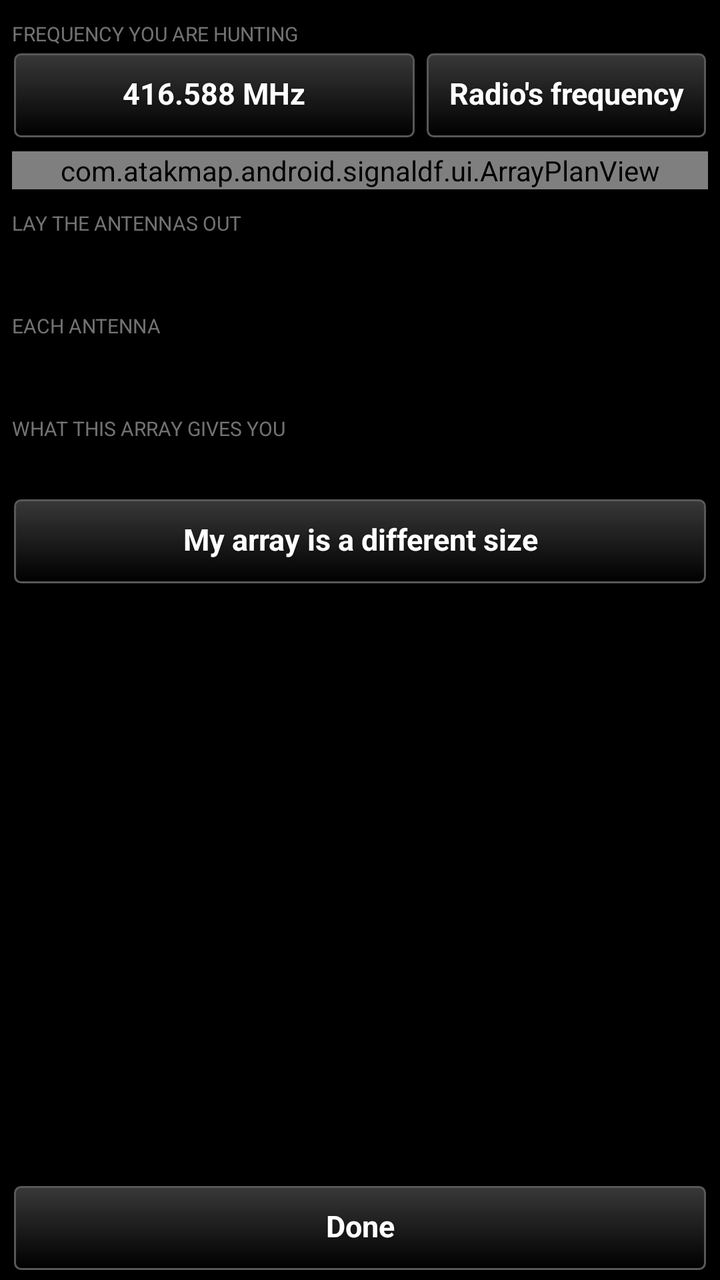
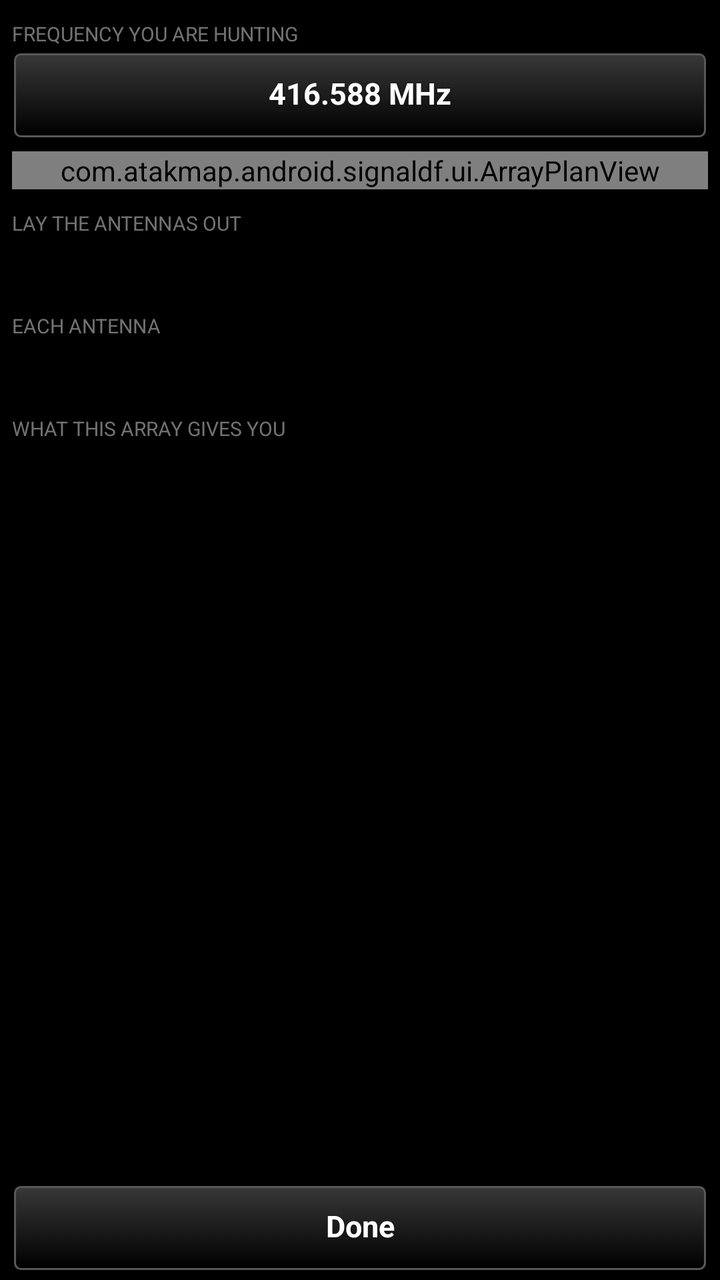

The first picture is an Android layout as it rendered before a commit; the second is the same layout after the commit. The layout source and the unified diff follow.
<!-- AndroidManifest.xml: application theme AppTheme -->
<!-- res/layout/array_calc.xml -->
<?xml version="1.0" encoding="utf-8"?>
<LinearLayout xmlns:android="http://schemas.android.com/apk/res/android"
    android:layout_width="match_parent"
    android:layout_height="match_parent"
    android:orientation="vertical"
    android:paddingLeft="6dp"
    android:paddingRight="6dp">

    <ScrollView
        android:layout_width="match_parent"
        android:layout_height="0dp"
        android:layout_weight="1"
        android:fadeScrollbars="false">

        <LinearLayout
            android:layout_width="match_parent"
            android:layout_height="wrap_content"
            android:orientation="vertical">

            <TextView
                style="@style/SectionHeading"
                android:text="Frequency you are hunting" />

            <LinearLayout
                android:layout_width="match_parent"
                android:layout_height="wrap_content"
                android:orientation="horizontal">

                <Button
                    style="@style/TakwerxButton"
                    android:id="@+id/freq"
                    android:layout_width="0dp"
                    android:layout_weight="1"
                    android:layout_height="wrap_content"
                    android:text="416.588 MHz" />

                <Button
                    style="@style/TakwerxButton"
                    android:id="@+id/from_radio"
                    android:layout_width="wrap_content"
                    android:layout_height="wrap_content"
                    android:layout_marginLeft="4dp"
                    android:text="Radio's frequency" />
            </LinearLayout>

            <com.atakmap.android.signaldf.ui.ArrayPlanView
                android:id="@+id/plan"
                android:layout_width="match_parent"
                android:layout_height="wrap_content"
                android:layout_marginTop="6dp" />

            <TextView
                android:id="@+id/verdict"
                android:layout_width="match_parent"
                android:layout_height="wrap_content"
                android:textSize="15sp"
                android:paddingTop="4dp"
                android:paddingBottom="2dp"
                android:visibility="gone" />

            <TextView
                style="@style/SectionHeading"
                android:text="Lay the antennas out" />

            <TextView
                android:id="@+id/layout_steps"
                android:layout_width="match_parent"
                android:layout_height="wrap_content"
                android:textSize="13sp"
                android:lineSpacingMultiplier="1.15"
                android:paddingBottom="8dp" />

            <TextView
                style="@style/SectionHeading"
                android:text="Each antenna" />

            <TextView
                android:id="@+id/antenna"
                android:layout_width="match_parent"
                android:layout_height="wrap_content"
                android:textSize="13sp"
                android:lineSpacingMultiplier="1.15"
                android:paddingBottom="8dp" />

            <TextView
                style="@style/SectionHeading"
                android:text="What this array gives you" />

            <TextView
                android:id="@+id/numbers"
                android:layout_width="match_parent"
                android:layout_height="wrap_content"
                android:textSize="13sp"
                android:lineSpacingMultiplier="1.15"
                android:paddingBottom="8dp" />

            <Button
                style="@style/TakwerxButton"
                android:id="@+id/my_array"
                android:layout_width="match_parent"
                android:layout_height="wrap_content"
                android:text="My array is a different size" />

            <TextView
                android:id="@+id/note"
                android:layout_width="match_parent"
                android:layout_height="wrap_content"
                android:textSize="12sp"
                android:alpha="0.7"
                android:paddingTop="8dp"
                android:paddingBottom="8dp" />

        </LinearLayout>
    </ScrollView>

    <Button
        style="@style/TakwerxButton"
        android:id="@+id/close"
        android:layout_width="match_parent"
        android:layout_height="wrap_content"
        android:layout_marginTop="4dp"
        android:layout_marginBottom="4dp"
        android:text="Done" />

</LinearLayout>
<!-- resources referenced by this layout -->
<resources>
  <style name="SectionHeading">
          <item name="android:layout_width">match_parent</item>
          <item name="android:layout_height">wrap_content</item>
          <item name="android:textSize">10sp</item>
          <item name="android:textAllCaps">true</item>
          <item name="android:paddingTop">10dp</item>
          <item name="android:paddingBottom">2dp</item>
          <item name="android:alpha">0.6</item>
      </style>
  <style name="TakwerxButton" parent="@style/darkButton">
          <item name="android:paddingLeft">12dp</item>
          <item name="android:paddingRight">12dp</item>
          <item name="android:paddingTop">6dp</item>
          <item name="android:paddingBottom">8dp</item>
          <item name="android:minHeight">44dp</item>
          <item name="android:minWidth">0dp</item>
          <item name="android:textSize">15sp</item>
          <item name="android:singleLine">true</item>
          <item name="android:ellipsize">end</item>
      </style>
  <style name="AppTheme" parent="@android:style/Theme.Holo">
          <item name="android:buttonStyle">@android:style/Widget.Button</item>
          <item name="android:imageButtonStyle">@android:style/Widget.Button</item>
          <item name="android:buttonStyleToggle">@android:style/Widget.Button</item>
          <item name="android:spinnerStyle">@style/ATAKSpinner</item>
          <item name="android:spinnerItemStyle">@style/ATAKSpinnerItem</item>
          <item name="android:editTextStyle">@style/ATAKEditText</item>
      </style>
  <style name="darkButton" parent="@android:style/Widget.Button">
          <item name="android:background">@drawable/btn_gray</item>
          <item name="android:shadowColor">@color/darker_gray</item>
          <item name="android:shadowDy">1</item>
          <item name="android:shadowRadius">2</item>
          <item name="android:textColor">@color/white</item>
          <item name="android:textStyle">bold</item>
          <item name="android:paddingTop">0dp</item>
          <item name="android:paddingBottom">3dp</item>
          <item name="android:textSize">@dimen/fontSize</item>
      </style>
  <style name="ATAKSpinner" parent="@android:style/Widget.Spinner">
          <item name="android:spinnerMode">dialog</item>
      </style>
  <style name="ATAKSpinnerItem">
          <item name="android:textColor">@android:color/white</item>
          <item name="android:dropDownVerticalOffset">0dip</item>
          <item name="android:dropDownHorizontalOffset">0dip</item>
          <item name="android:dropDownWidth">wrap_content</item>
          <item name="android:gravity">left|center_vertical</item>
      </style>
  <style name="ATAKEditText" parent="@android:style/Widget.EditText">
          
          
  
          
          <item name="android:imeOptions">flagNoFullscreen</item>
      </style>
  <color name="darker_gray">#121212</color>
  <color name="white">#ffffff</color>
  <dimen name="fontSize">14sp</dimen>
  <!-- drawable new_dark_button_disabled (drawable) -->
  <?xml version="1.0" encoding="utf-8"?>
  <layer-list xmlns:android="http://schemas.android.com/apk/res/android">
      <item android:bottom="1dp" android:right="1dp" android:left="1dp" android:top="1dp">
          <shape android:shape="rectangle">
              <corners android:radius="3dp" />
              <stroke
                  android:width="1dp"
                  android:color="#484848" />
              <solid android:color="#484848" />
          </shape>
      </item>
  </layer-list>
  <!-- unchanged entries left out for length: 3 -->
</resources>

<!-- the commit's change to res/layout/array_calc.xml (unified diff, before → after) -->
@@ -21,27 +21,12 @@
                 style="@style/SectionHeading"
                 android:text="Frequency you are hunting" />
 
-            <LinearLayout
+            <Button
+                style="@style/TakwerxButton"
+                android:id="@+id/freq"
                 android:layout_width="match_parent"
                 android:layout_height="wrap_content"
-                android:orientation="horizontal">
-
-                <Button
-                    style="@style/TakwerxButton"
-                    android:id="@+id/freq"
-                    android:layout_width="0dp"
-                    android:layout_weight="1"
-                    android:layout_height="wrap_content"
-                    android:text="416.588 MHz" />
-
-                <Button
-                    style="@style/TakwerxButton"
-                    android:id="@+id/from_radio"
-                    android:layout_width="wrap_content"
-                    android:layout_height="wrap_content"
-                    android:layout_marginLeft="4dp"
-                    android:text="Radio's frequency" />
-            </LinearLayout>
+                android:text="416.588 MHz" />
 
             <com.atakmap.android.signaldf.ui.ArrayPlanView
                 android:id="@+id/plan"
@@ -94,13 +79,6 @@
                 android:lineSpacingMultiplier="1.15"
                 android:paddingBottom="8dp" />
 
-            <Button
-                style="@style/TakwerxButton"
-                android:id="@+id/my_array"
-                android:layout_width="match_parent"
-                android:layout_height="wrap_content"
-                android:text="My array is a different size" />
-
             <TextView
                 android:id="@+id/note"
                 android:layout_width="match_parent"
